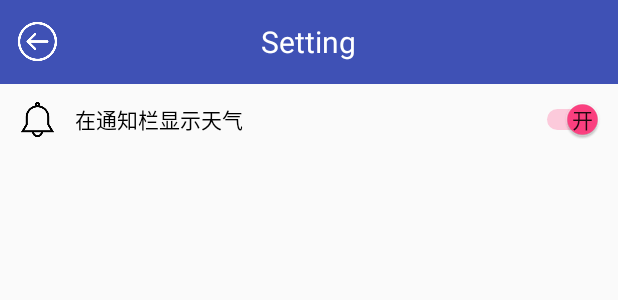
After one commit to HangYongmao/CoolWeather, an Android app: the layout activity_setting.xml on its own in the app's theme, with its tools: preview values and no code run, on a phone screen of 412 x 824 dp. The commit adds this screen. Shown: the top 300 px of the screen. Run offline under Robolectric (Android 15) with nearby library versions, the phone set to English and light mode, and no system bars.

Commit message:
增加设置界面

```diff
--- a/app/src/main/AndroidManifest.xml
+++ b/app/src/main/AndroidManifest.xml
@@ -19,12 +19,16 @@
                 <category android:name="android.intent.category.LAUNCHER" />
             </intent-filter>
         </activity>
+
         <activity android:name=".WeatherActivity" />
 
         <service
             android:name=".service.AutoUpdateService"
             android:enabled="true"
-            android:exported="true"></service>
+            android:exported="true" />
+
+        <activity android:name=".SettingActivity"></activity>
+
     </application>
 
 </manifest>
--- /dev/null
+++ b/app/src/main/java/cn/edu/sicnu/coolweather/SettingActivity.java
@@ -0,0 +1,30 @@
+package cn.edu.sicnu.coolweather;
+
+import android.support.v7.app.AppCompatActivity;
+import android.os.Bundle;
+import android.view.View;
+import android.view.Window;
+import android.view.WindowManager;
+import android.widget.Button;
+
+public class SettingActivity extends AppCompatActivity {
+
+    @Override
+    protected void onCreate(Bundle savedInstanceState) {
+        super.onCreate(savedInstanceState);
+
+        // 隐藏系统状态栏
+        requestWindowFeature(Window.FEATURE_NO_TITLE);
+        getWindow().setFlags(WindowManager.LayoutParams.FLAG_FULLSCREEN, WindowManager.LayoutParams.FLAG_FULLSCREEN);
+
+        setContentView(R.layout.activity_setting);
+
+        Button buttonBack = findViewById(R.id.back_button);
+        buttonBack.setOnClickListener(new View.OnClickListener() {
+            @Override
+            public void onClick(View view) {
+                finish();
+            }
+        });
+    }
+}
--- a/app/src/main/java/cn/edu/sicnu/coolweather/WeatherActivity.java
+++ b/app/src/main/java/cn/edu/sicnu/coolweather/WeatherActivity.java
@@ -5,6 +5,7 @@ import android.content.SharedPreferences;
 import android.graphics.Color;
 import android.os.Build;
 import android.preference.PreferenceManager;
+import android.support.design.widget.FloatingActionButton;
 import android.support.v4.view.GravityCompat;
 import android.support.v4.widget.DrawerLayout;
 import android.support.v4.widget.SwipeRefreshLayout;
@@ -139,6 +140,16 @@ public class WeatherActivity extends AppCompatActivity {
             @Override
             public void onClick(View view) {
                 drawerLayout.openDrawer(GravityCompat.START);
+            }
+        });
+
+        // 悬浮菜单
+        FloatingActionButton fab_button = findViewById(R.id.fab_button);
+        fab_button.setOnClickListener(new View.OnClickListener() {
+            @Override
+            public void onClick(View view) {
+                Intent intent = new Intent(view.getContext(), SettingActivity.class);
+                startActivity(intent);
             }
         });
     }
--- /dev/null
+++ b/app/src/main/res/layout/activity_setting.xml
@@ -0,0 +1,70 @@
+<?xml version="1.0" encoding="utf-8"?>
+<LinearLayout xmlns:android="http://schemas.android.com/apk/res/android"
+    android:layout_width="match_parent"
+    android:layout_height="match_parent"
+    android:orientation="vertical">
+
+    <RelativeLayout
+        android:layout_width="match_parent"
+        android:layout_height="?attr/actionBarSize"
+        android:background="?attr/colorPrimary">
+
+        <Button
+            android:id="@+id/back_button"
+            android:layout_width="30dp"
+            android:layout_height="30dp"
+            android:layout_alignParentLeft="true"
+            android:layout_centerVertical="true"
+            android:layout_marginLeft="10dp"
+            android:background="@drawable/back" />
+
+        <TextView
+            android:id="@+id/textView"
+            android:layout_width="wrap_content"
+            android:layout_height="wrap_content"
+            android:layout_centerInParent="true"
+            android:text="@string/setting"
+            android:textColor="#fff"
+            android:textSize="20sp" />
+
+    </RelativeLayout>
+
+
+    <ScrollView
+        android:layout_width="match_parent"
+        android:layout_height="wrap_content">
+
+        <LinearLayout
+            android:layout_width="match_parent"
+            android:layout_height="wrap_content"
+            android:orientation="vertical">
+
+            <LinearLayout
+                android:layout_width="match_parent"
+                android:layout_height="wrap_content"
+                android:orientation="horizontal">
+
+                <ImageView
+                    android:layout_width="30dp"
+                    android:layout_height="30dp"
+                    android:layout_gravity="center"
+                    android:layout_marginLeft="10dp"
+                    android:src="@drawable/notification" />
+
+                <Switch
+                    android:id="@+id/switch_notification"
+                    android:layout_width="match_parent"
+                    android:layout_height="wrap_content"
+                    android:layout_margin="10dp"
+                    android:checked="true"
+                    android:showText="true"
+                    android:text="在通知栏显示天气"
+                    android:textOff="关"
+                    android:textOn="开" />
+
+            </LinearLayout>
+        </LinearLayout>
+
+    </ScrollView>
+
+</LinearLayout>
--- a/app/src/main/res/layout/activity_weather.xml
+++ b/app/src/main/res/layout/activity_weather.xml
@@ -60,7 +60,7 @@
     </android.support.v4.widget.DrawerLayout>
 
     <android.support.design.widget.FloatingActionButton
-        android:id="@+id/fab"
+        android:id="@+id/fab_button"
         android:layout_width="wrap_content"
         android:layout_height="wrap_content"
         android:layout_gravity="bottom|end"
--- a/app/src/main/res/values/strings.xml
+++ b/app/src/main/res/values/strings.xml
@@ -1,3 +1,5 @@
+<?xml version="1.0" encoding="utf-8"?>
 <resources>
-    <string name="app_name">酷欧天气</string>
+    <string name="app_name">CoolWeather</string>
+    <string name="setting">Setting</string>
 </resources>
```
Also changed, not shown: app/src/main/res/drawable/back.png (added), app/src/main/res/drawable/notification.png (added), 1 other file.
